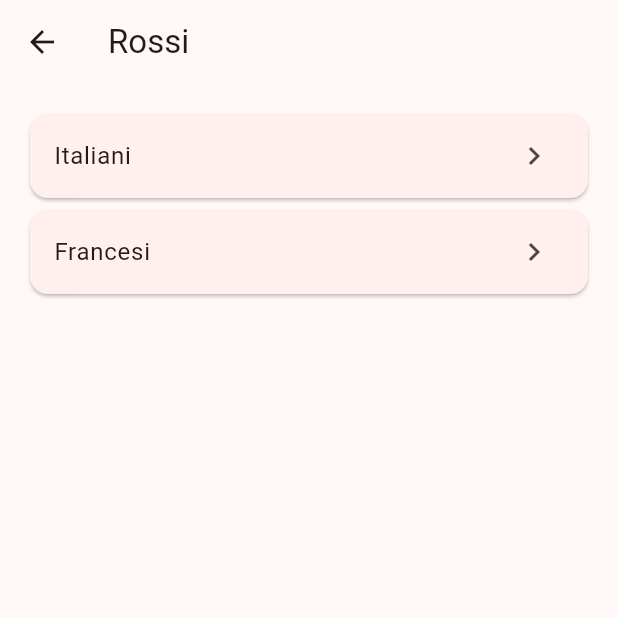
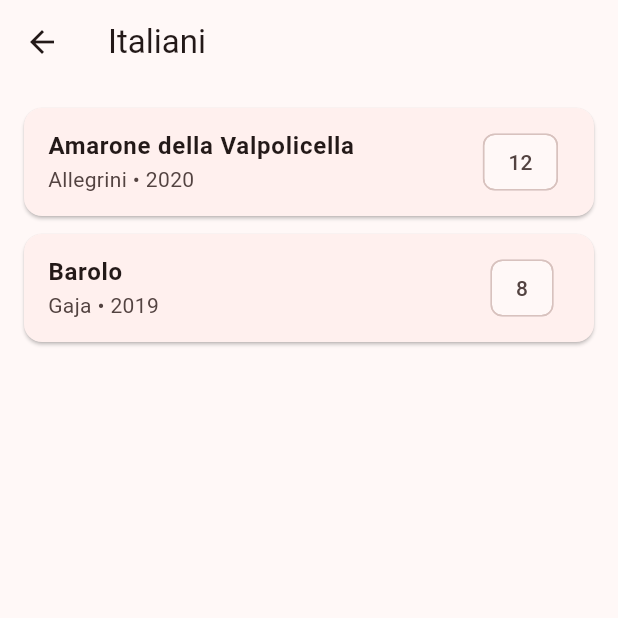
Before and after one commit to DavidGirardi02/enotrack, a Flutter app: the CategoryScreen screen opened directly with sample values from the repository, after a tap on "Italiani", on a phone screen of 412 x 824 dp, the top half of it. Run offline on Flutter 3.47's test engine with Material 3 defaults, Android fonts, the phone set to English and light mode, and no system bars; our stand-ins replace flutter_riverpod.

```diff
--- /dev/null
+++ b/lib/providers/wine_provider.dart
@@ -0,0 +1,14 @@
+import 'package:flutter_riverpod/flutter_riverpod.dart';
+
+import '../models/wine.dart';
+import '../repositories/wine_repository.dart';
+
+final wineRepositoryProvider =
+    Provider((ref) => WineRepository());
+
+final winesProvider =
+    Provider.family<List<Wine>, String>((ref, subCategoryId) {
+  return ref
+      .read(wineRepositoryProvider)
+      .getBySubCategory(subCategoryId);
+});
--- /dev/null
+++ b/lib/repositories/wine_repository.dart
@@ -0,0 +1,17 @@
+import '../models/wine.dart';
+import '../services/wine_service.dart';
+
+class WineRepository {
+  final WineService _service = WineService();
+
+  List<Wine> getAll() {
+    return _service.getAll();
+  }
+
+  List<Wine> getBySubCategory(String subCategoryId) {
+    return _service
+        .getAll()
+        .where((wine) => wine.sottocategoriaId == subCategoryId)
+        .toList();
+  }
+}
--- a/lib/screens/category/category_screen.dart
+++ b/lib/screens/category/category_screen.dart
@@ -3,6 +3,7 @@
 
 import '../../models/category.dart';
 import '../../providers/subcategory_provider.dart';
+import '../wine/wine_list_screen.dart';
 
 class CategoryScreen extends ConsumerWidget {
   final WineCategory category;
@@ -33,8 +34,16 @@
               title: Text(sub.nome),
               trailing: const Icon(Icons.chevron_right),
               onTap: () {
-                debugPrint(sub.nome);
-              },
+                Navigator.push(
+                    context,
+                    MaterialPageRoute(
+                    builder: (_) => WineListScreen(
+                        subCategoryId: sub.id,
+                        title: sub.nome,
+                    ),
+                    ),
+                );
+                },
             ),
           );
         },
--- /dev/null
+++ b/lib/screens/wine/wine_list_screen.dart
@@ -0,0 +1,41 @@
+import 'package:flutter/material.dart';
+import 'package:flutter_riverpod/flutter_riverpod.dart';
+
+import '../../providers/wine_provider.dart';
+import '../../widgets/wine_card.dart';
+
+class WineListScreen extends ConsumerWidget {
+  final String subCategoryId;
+  final String title;
+
+  const WineListScreen({
+    super.key,
+    required this.subCategoryId,
+    required this.title,
+  });
+
+  @override
+  Widget build(BuildContext context, WidgetRef ref) {
+    final wines = ref.watch(
+      winesProvider(subCategoryId),
+    );
+
+    return Scaffold(
+      appBar: AppBar(
+        title: Text(title),
+      ),
+      body: ListView.builder(
+        padding: const EdgeInsets.all(16),
+        itemCount: wines.length,
+        itemBuilder: (context, index) {
+          return WineCard(
+            wine: wines[index],
+            onTap: () {
+              debugPrint(wines[index].nome);
+            },
+          );
+        },
+      ),
+    );
+  }
+}
--- /dev/null
+++ b/lib/services/wine_service.dart
@@ -0,0 +1,42 @@
+import '../models/wine.dart';
+
+class WineService {
+  final List<Wine> _wines = [
+    const Wine(
+      id: '1',
+      nome: 'Amarone della Valpolicella',
+      categoriaId: 'rossi',
+      sottocategoriaId: 'italiani',
+      produttore: 'Allegrini',
+      annata: 2020,
+      quantita: 12,
+      descrizione: 'Rosso corposo con note di ciliegia e cacao.',
+    ),
+
+    const Wine(
+      id: '2',
+      nome: 'Barolo',
+      categoriaId: 'rossi',
+      sottocategoriaId: 'italiani',
+      produttore: 'Gaja',
+      annata: 2019,
+      quantita: 8,
+      descrizione: 'Elegante e strutturato.',
+    ),
+
+    const Wine(
+      id: '3',
+      nome: 'Chablis',
+      categoriaId: 'bianchi',
+      sottocategoriaId: 'francesi_bianchi',
+      produttore: 'Louis Jadot',
+      annata: 2022,
+      quantita: 15,
+      descrizione: 'Minerale e fresco.',
+    ),
+  ];
+
+  List<Wine> getAll() {
+    return _wines;
+  }
+}
--- /dev/null
+++ b/lib/widgets/wine_card.dart
@@ -0,0 +1,36 @@
+import 'package:flutter/material.dart';
+
+import '../models/wine.dart';
+
+class WineCard extends StatelessWidget {
+  final Wine wine;
+  final VoidCallback onTap;
+
+  const WineCard({
+    super.key,
+    required this.wine,
+    required this.onTap,
+  });
+
+  @override
+  Widget build(BuildContext context) {
+    return Card(
+      margin: const EdgeInsets.only(bottom: 12),
+      child: ListTile(
+        title: Text(
+          wine.nome,
+          style: const TextStyle(
+            fontWeight: FontWeight.bold,
+          ),
+        ),
+        subtitle: Text(
+          "${wine.produttore} • ${wine.annata}",
+        ),
+        trailing: Chip(
+          label: Text("${wine.quantita}"),
+        ),
+        onTap: onTap,
+      ),
+    );
+  }
+}
```
